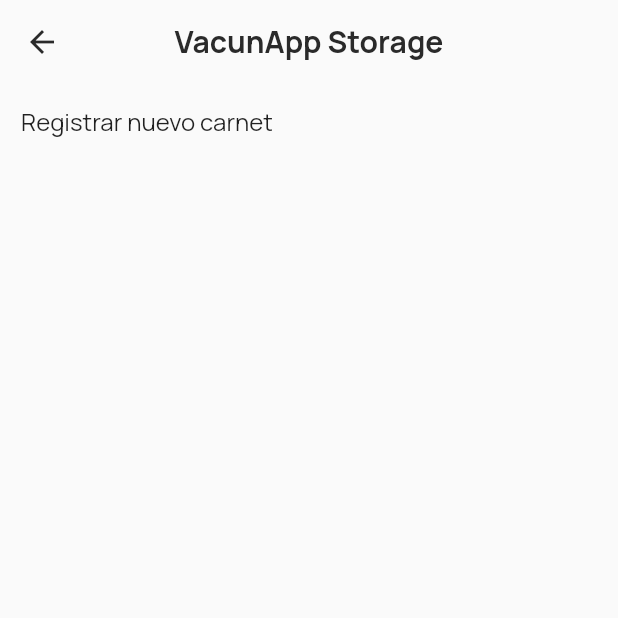
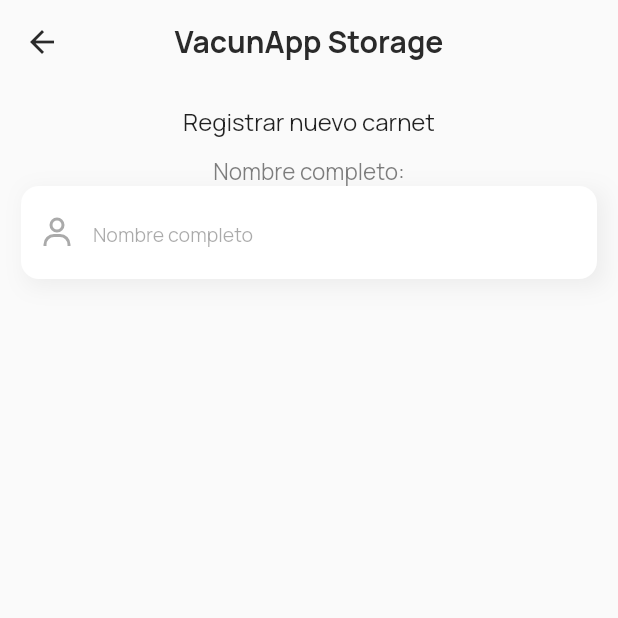
Before and after one commit to cparragatorres/flutter_codigo5_sqflite_qr, a Flutter app: the RegisterPage screen opened directly, on a phone screen of 412 x 824 dp, the top half of it. Run offline on Flutter 3.47's test engine with Material 2 defaults, Android fonts, the phone set to English and light mode, and no system bars; our stand-ins replace flutter_svg, google_fonts; missing offline and left inert: qr_code_scanner.

Commit message:
Register Page 3

```diff
--- a/lib/pages/register_page.dart
+++ b/lib/pages/register_page.dart
@@ -1,6 +1,6 @@
-
 import 'package:flutter/material.dart';
 import 'package:flutter_codigo5_sqflite_qr/ui/general/colors.dart';
+import 'package:flutter_svg/flutter_svg.dart';
 
 class RegisterPage extends StatefulWidget {
   const RegisterPage({Key? key}) : super(key: key);
@@ -31,10 +31,56 @@ class _RegisterPageState extends State<RegisterPage> {
           padding: const EdgeInsets.all(14.0),
           child: Column(
             children: [
-              Text(
+              const Text(
                 "Registrar nuevo carnet",
                 style: TextStyle(
                   fontSize: 16.0,
+                ),
+              ),
+              const SizedBox(
+                height: 12.0,
+              ),
+              Text(
+                "Nombre completo:",
+                style: TextStyle(
+                  color: kFontPrimaryColor.withOpacity(0.6),
+                  fontSize: 15.0,
+                  fontWeight: FontWeight.w400,
+                ),
+              ),
+              Container(
+                decoration: BoxDecoration(
+                  boxShadow: [
+                    BoxShadow(
+                        color: Colors.black.withOpacity(0.06),
+                        offset: const Offset(4, 4),
+                        blurRadius: 12.0),
+                  ],
+                ),
+                child: TextField(
+                  decoration: InputDecoration(
+                    filled: true,
+                    fillColor: Colors.white,
+                    hintText: "Nombre completo",
+                    hintStyle: TextStyle(
+                      fontSize: 13.0,
+                      color: kFontPrimaryColor.withOpacity(0.4),
+                    ),
+                    prefixIcon: SvgPicture.asset(
+                      'assets/icons/bx-user.svg',
+                      height: 12.0,
+                      fit: BoxFit.scaleDown,
+                      color: kFontPrimaryColor.withOpacity(0.4),
+                    ),
+                    enabledBorder: OutlineInputBorder(
+                      borderRadius: BorderRadius.circular(12.0),
+                      borderSide: BorderSide.none,
+                    ),
+                    focusedBorder: OutlineInputBorder(
+                      borderRadius: BorderRadius.circular(12.0),
+                      borderSide: BorderSide.none,
+                    ),
+                  ),
                 ),
               ),
             ],
```
